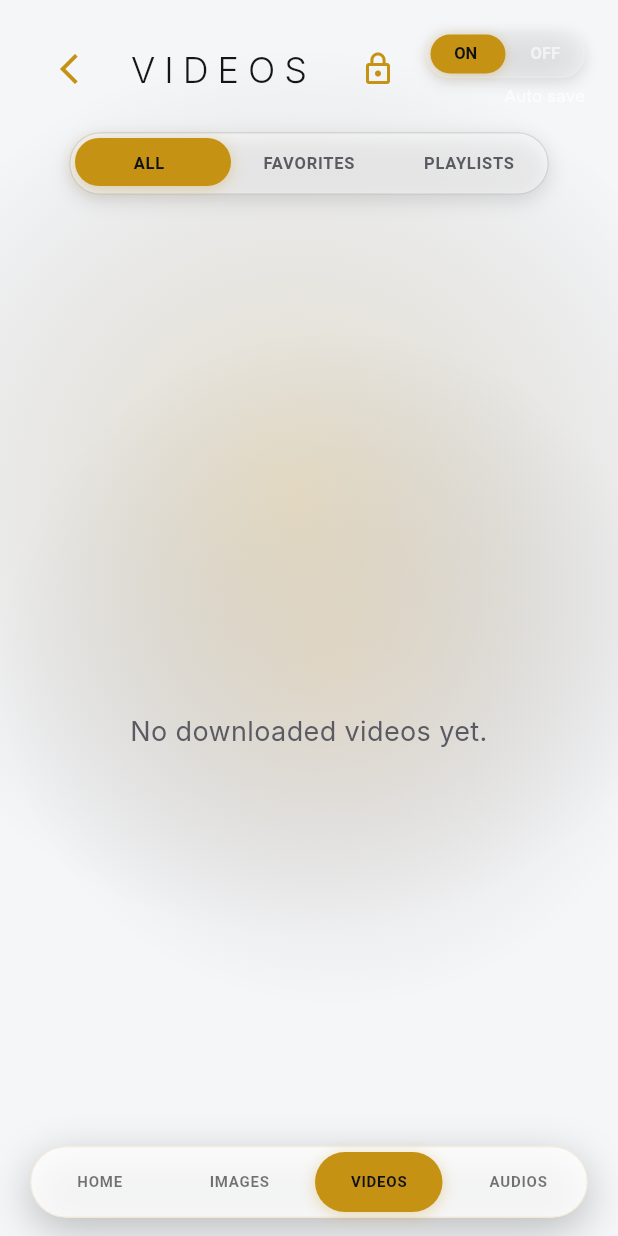
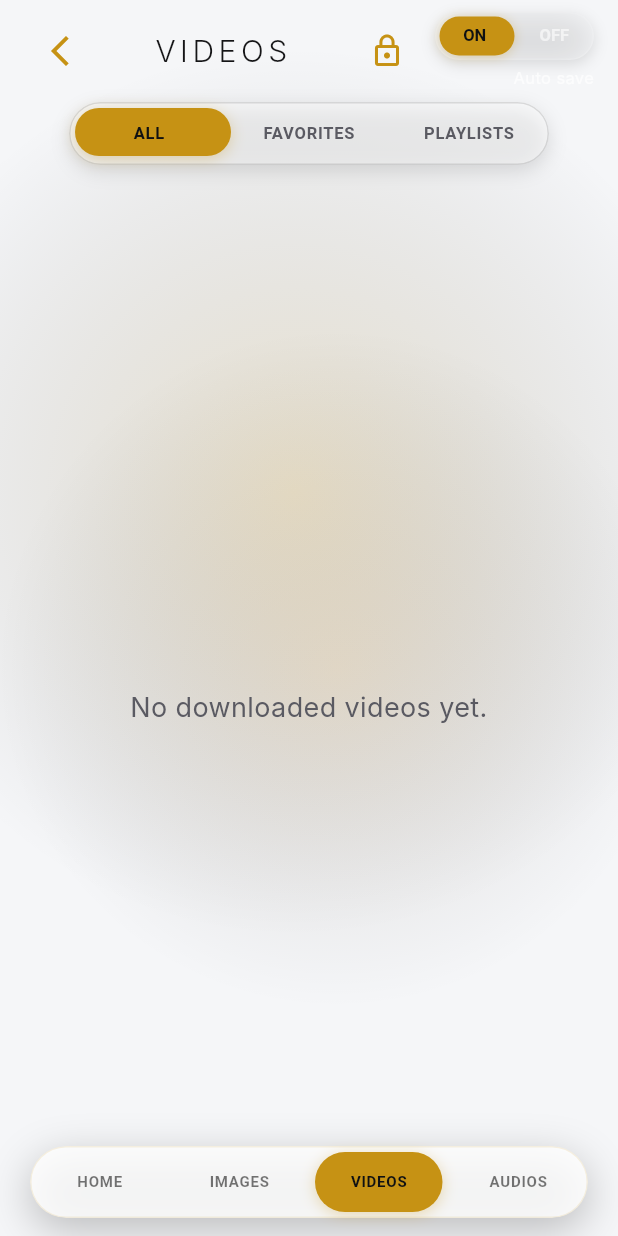
Before and after one commit to mohamedessam18/Duck-Downloader, a Flutter app: the screen it shows after launch, item 3 of the bottom bar chosen, on a phone screen of 412 x 824 dp. Run offline on Flutter 3.47's test engine with Material 3 defaults, Android fonts, the phone set to English and light mode, and no system bars; our stand-ins replace dio, flutter_local_notifications, google_mobile_ads, hive, hive_flutter, in_app_purchase and 6 more; missing offline and left inert: audio_session, ffmpeg_kit_flutter_new_min, flutter_inappwebview, liquid_glass_plus, receive_sharing_intent, youtube_explode_dart; accounts and stored records are empty; network calls fail; Roboto replaces fonts that are missing (Inter).

Commit message:
fix: resolve PiP playback controls and layout rendering overflows
- Natively registered Play/Pause action buttons on Android PiP window (via BroadcastReceiver ACTION_MEDIA_CONTROL).
- Routed native PiP player play/pause actions to Flutter's VideoPlayerController.
- Wrapped top, center, and bottom player overlay rows in FittedBox/SizedBox to scale down on narrow screens.
- Wrapped library tab header Row in FittedBox, reduced title font size/letterSpacing, and trimmed padding/SizedBox heights to prevent overflows on small screens.

```diff
--- a/lib/screens/duck_app_screen.dart
+++ b/lib/screens/duck_app_screen.dart
@@ -2069,10 +2069,17 @@ class _LibraryViewState extends State<_LibraryView> {
     }
 
     return Padding(
-      padding: const EdgeInsets.fromLTRB(22, 20, 22, 0),
+      padding: const EdgeInsets.fromLTRB(16, 8, 16, 0),
       child: Column(
         children: [
-          Row(
+          SizedBox(
+            width: double.infinity,
+            child: FittedBox(
+              fit: BoxFit.scaleDown,
+              alignment: Alignment.center,
+              child: SizedBox(
+                width: MediaQuery.sizeOf(context).width - 32,
+                child: Row(
                   mainAxisAlignment: MainAxisAlignment.spaceBetween,
                   children: [
                     IconButton(
@@ -2091,8 +2098,8 @@ class _LibraryViewState extends State<_LibraryView> {
                         overflow: TextOverflow.ellipsis,
                         style: TextStyle(
                           color: _text,
-                    fontSize: 24,
-                    letterSpacing: 6,
+                          fontSize: 20,
+                          letterSpacing: 3,
                           fontWeight: FontWeight.w300,
                         ),
                       ),
@@ -2139,9 +2146,12 @@ class _LibraryViewState extends State<_LibraryView> {
                     ),
                   ],
                 ),
-          const SizedBox(height: 16),
+              ),
+            ),
+          ),
+          const SizedBox(height: 8),
           _buildUnifiedSubTabBar(),
-          const SizedBox(height: 22),
+          const SizedBox(height: 10),
           Expanded(
             child: _subTab == _LibrarySubTab.playlists
                 ? _buildPlaylistsTab()
@@ -2431,7 +2441,7 @@ class _DownloadRow extends StatelessWidget {
                         : Icons.play_arrow,
                     radius: 8,
                   ),
-                  const SizedBox(width: 22),
+                  const SizedBox(width: 12),
                   Expanded(
                     child: Column(
                       mainAxisAlignment: MainAxisAlignment.center,
```
Also changed, not shown: lib/widgets/media/duck_player_overlay.dart (+25 -0 lines), 1 other file. Lines whose indentation alone changed are shown as unchanged.
